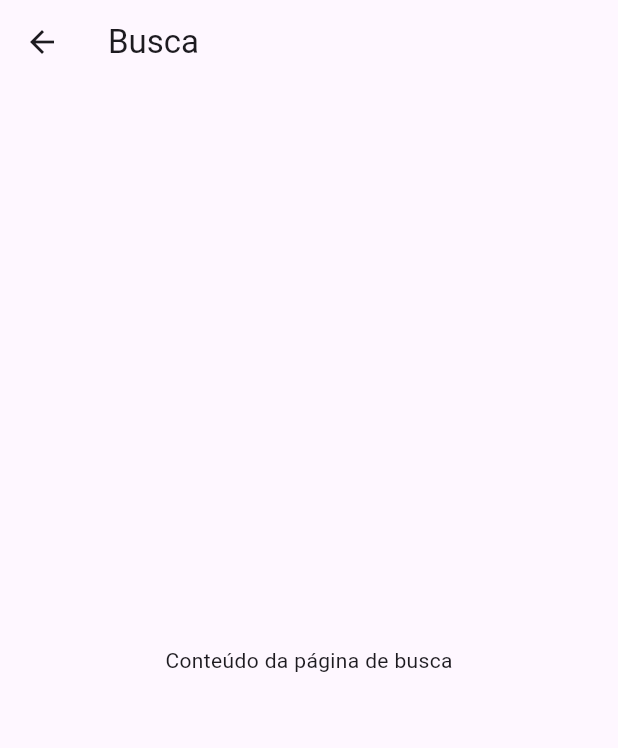
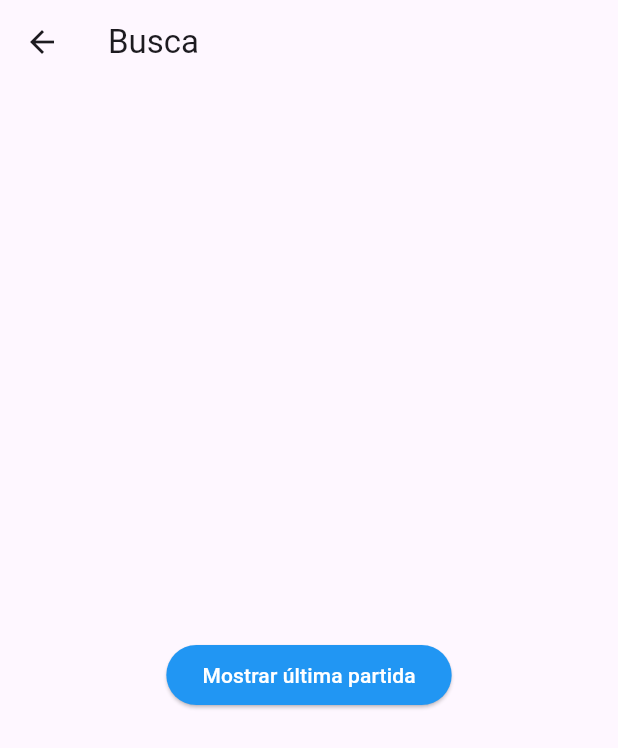
Before and after one commit to JoaoGabriel-hub/Sudoku-Dart, a Flutter app: the Busca screen opened by its route, on a phone screen of 412 x 824 dp. Shown: the top 748 px of the screen. Run offline on Flutter 3.47's test engine with Material 3 defaults, Android fonts, the phone set to English and light mode, and no system bars; our stand-ins replace sqflite_common, sqflite_common_ffi; missing offline and left inert: sudoku_dart; accounts and stored records are empty.

Commit message:
feat: botão para printar a última rodada

```diff
--- a/lib/pages/busca.dart
+++ b/lib/pages/busca.dart
@@ -9,36 +9,36 @@ import 'package:path/path.dart' as p;
 import 'package:sudoku/pages/game.dart'; // Importa o arquivo com createTableRodadas
 
 class Busca extends StatefulWidget {
-
   @override
   _Busca createState() => _Busca();
 }
 
 class _Busca extends State<Busca> {
 
-
-
   @override
-
-
-  void initState() {
-    super.initState();
-
-    // Printando as variáveis result, name e level
-    print('Result: $result');
-    print('Name: $name');
-    print('Level: $level');
-  }
-
-
   Widget build(BuildContext context) {
-
     return Scaffold(
-
       appBar: AppBar(title: Text('Busca')),
-
       body: Center(
-        child: Text('Conteúdo da página de busca'),
+        child: Column(
+          mainAxisAlignment: MainAxisAlignment.center,
+          children: [
+            SizedBox(height: 20), // Espaçamento entre elementos
+            ElevatedButton(
+              onPressed: () {
+                // Printando as variáveis result, name e level
+                print('Result: $result');
+                print('Name: $name');
+                print('Level: $level');
+              },
+              style: ElevatedButton.styleFrom(
+                backgroundColor: Colors.blue,
+                foregroundColor: Colors.white,
+              ),
+              child: Text('Mostrar última partida'),
+            ),
+          ],
+        ),
       ),
     );
   }
```
